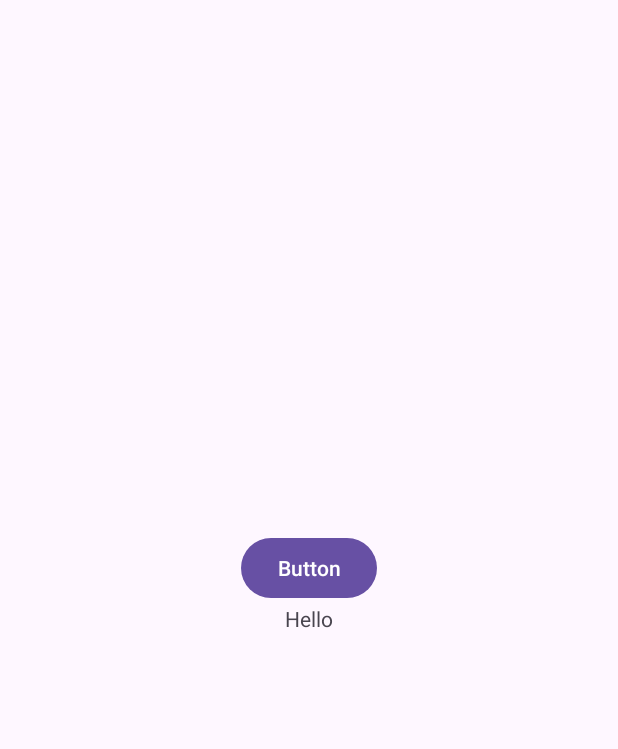
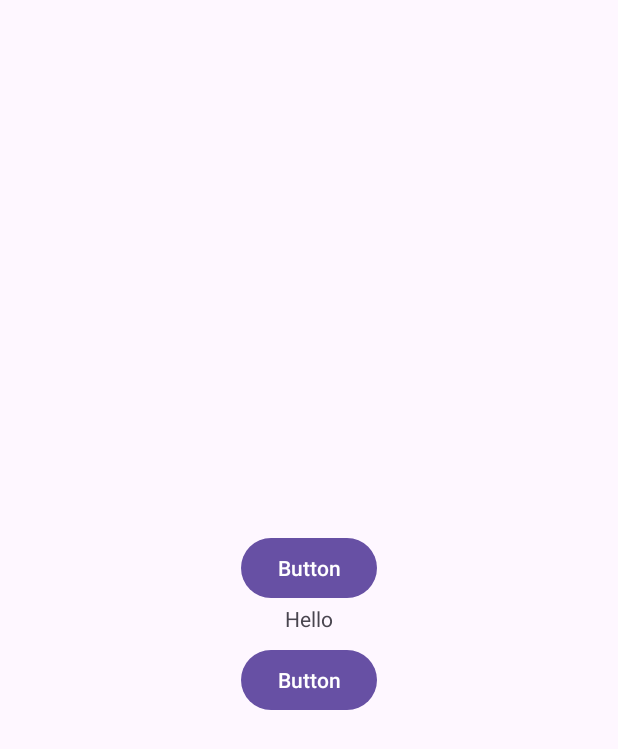
Before and after one commit to dovasd90/Pirmas_praktikos_darbas_Dovydo_Krupausko, an Android app: the screen it shows after launch (MainActivity), after a tap on "Button", on a phone screen of 412 x 824 dp. Shown: the top 749 px of the screen. Run offline under Robolectric (Android 15) with nearby library versions, the phone set to English and light mode, and no system bars.

Commit message:
Change_button

```diff
--- a/app/src/main/java/com/example/pirmas_praktikos_darbas_dovydo_krupausko/MainActivity.java
+++ b/app/src/main/java/com/example/pirmas_praktikos_darbas_dovydo_krupausko/MainActivity.java
@@ -1,5 +1,6 @@
 package com.example.pirmas_praktikos_darbas_dovydo_krupausko;
 
+import android.graphics.Color;
 import android.os.Bundle;
 import android.view.View;
 import android.widget.TextView;
@@ -28,4 +29,7 @@ public class MainActivity extends AppCompatActivity {
     public void BtnChgTxtClck(View view) {
         this.TvMain.setText("Hello");
     }
+    public void BtnColourChg(View view) {
+        this.TvMain.setTextColor(Color.RED);
+    }
 }
--- a/app/src/main/res/layout/activity_main.xml
+++ b/app/src/main/res/layout/activity_main.xml
@@ -27,4 +27,15 @@
         app:layout_constraintEnd_toEndOf="parent"
         app:layout_constraintStart_toStartOf="parent" />
 
+    <Button
+        android:id="@+id/BtnColourChg"
+        android:layout_width="wrap_content"
+        android:layout_height="wrap_content"
+        android:layout_marginTop="7dp"
+        android:text="Button"
+        android:onClick="BtnColourChg"
+        app:layout_constraintEnd_toEndOf="parent"
+        app:layout_constraintStart_toStartOf="parent"
+        app:layout_constraintTop_toBottomOf="@+id/TvMain" />
+
 </androidx.constraintlayout.widget.ConstraintLayout>
```
